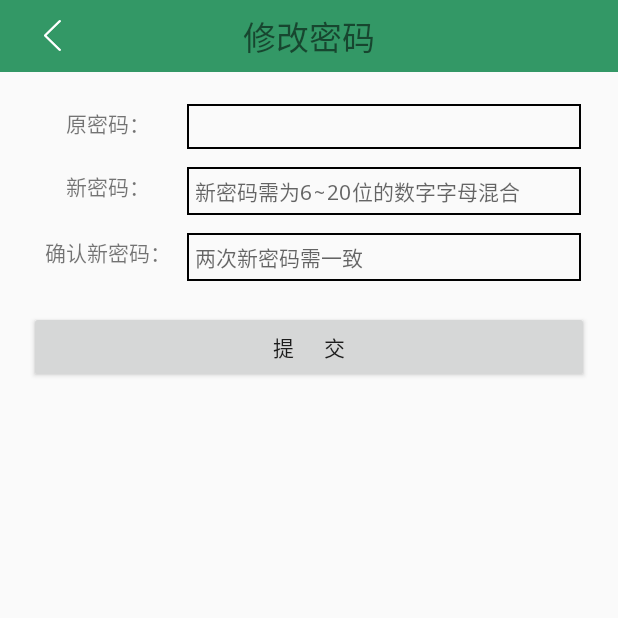
After one commit to Tony123654/JointDistribution, an Android app: the ModifyPwdActivity screen opened directly, with no data from a screen before it, on a phone screen of 412 x 824 dp, the top half of it. The commit adds this screen. Run offline under Robolectric (Android 15) with nearby library versions, the phone set to English and light mode, and no system bars; libraries missing offline, so code that uses them is left out: com.squareup.leakcanary.

Commit message:
1.设置模块，修改密码：校验密码

```diff
--- a/app/src/main/AndroidManifest.xml
+++ b/app/src/main/AndroidManifest.xml
@@ -28,6 +28,9 @@
         <activity
             android:name=".Common.View.Activity.SuggestionFeedbackActivity"
             android:launchMode="singleInstance" />
+        <activity
+            android:name=".Common.View.Activity.ModifyPwdActivity"
+            android:launchMode="singleInstance" />
 
         <activity android:name=".Common.View.Activity.LoginActivity" />
         <activity android:name=".Common.View.Activity.AboutUsActivity" />
--- /dev/null
+++ b/app/src/main/java/com/acuit/jointdistribution/Common/View/Activity/ModifyPwdActivity.java
@@ -0,0 +1,189 @@
+package com.acuit.jointdistribution.Common.View.Activity;
+
+import android.os.Bundle;
+import android.support.annotation.Nullable;
+import android.text.Editable;
+import android.text.TextWatcher;
+import android.view.View;
+import android.widget.Button;
+import android.widget.EditText;
+import android.widget.ImageView;
+import android.widget.Toast;
+
+import com.acuit.jointdistribution.Common.Base.BaseActivity;
+import com.acuit.jointdistribution.R;
+
+/**
+ * 类名: ModifyPwdActivity <p>
+ * 创建人: YanJ <p>
+ * 创建时间: 2017/8/23 16:39 <p>
+ * 描述: 设置模块——修改密码
+ * <p>
+ * 更新人: <p>
+ * 更新时间: <p>
+ * 更新描述: <p>
+ */
+
+public class ModifyPwdActivity extends BaseActivity implements View.OnClickListener {
+
+    private EditText etEnsurePwd;
+    private EditText etNewPwd;
+    private EditText etPwd;
+    private ImageView ivBack;
+    private Button btnSubmitPwd;
+
+    public String msg = "";
+    public static boolean LEGAL = false;
+    public static final String REGEX = "^(?![0-9]+$)(?![a-zA-Z]+$)[0-9A-Za-z]{6,20}$";
+
+    @Override
+    protected void onCreate(@Nullable Bundle savedInstanceState) {
+        super.onCreate(savedInstanceState);
+
+        setContentView(R.layout.activity_modify_pwd);
+
+        initView();
+
+        initData();
+
+        initEvent();
+    }
+
+    private void initView() {
+
+        ivBack = (ImageView) findViewById(R.id.iv_back);
+
+        etPwd = (EditText) findViewById(R.id.et_pwd);
+        etNewPwd = (EditText) findViewById(R.id.et_newPwd);
+        etEnsurePwd = (EditText) findViewById(R.id.et_ensurePwd);
+        btnSubmitPwd = (Button) findViewById(R.id.btn_submitPwd);
+
+    }
+
+    private void initData() {
+
+    }
+
+    private void initEvent() {
+        ivBack.setOnClickListener(this);
+        btnSubmitPwd.setOnClickListener(this);
+
+        etPwd.setOnFocusChangeListener(new View.OnFocusChangeListener() {
+            @Override
+            public void onFocusChange(View v, boolean hasFocus) {
+                if (hasFocus) {
+                    legalChick();
+                }
+            }
+        });
+
+
+        etNewPwd.addTextChangedListener(new TextWatcher() {
+            @Override
+            public void beforeTextChanged(CharSequence s, int start, int count, int after) {
+            }
+
+            @Override
+            public void onTextChanged(CharSequence s, int start, int before, int count) {
+                if (s.toString().matches(REGEX)) {
+                    etNewPwd.setTextColor(0xff000000);
+                    etEnsurePwd.setFocusable(true);
+                    etEnsurePwd.setFocusableInTouchMode(true);
+                    etEnsurePwd.setHint("两次输入新密码需一致");
+
+                } else {
+                    etNewPwd.setTextColor(0xffff0000);
+                    etEnsurePwd.setFocusable(false);
+                    etEnsurePwd.setFocusableInTouchMode(false);
+                    etEnsurePwd.setHint("新密码需为6~20位的数字字母混合");
+                    LEGAL = false;
+                    btnSubmitPwd.setClickable(false);
+                }
+            }
+
+            @Override
+            public void afterTextChanged(Editable s) {
+            }
+        });
+
+
+        etEnsurePwd.addTextChangedListener(new TextWatcher() {
+            @Override
+            public void beforeTextChanged(CharSequence s, int start, int count, int after) {
+            }
+
+            @Override
+            public void onTextChanged(CharSequence s, int start, int before, int count) {
+                if (s.toString().equals(etNewPwd.getText().toString())) {
+                    etEnsurePwd.setTextColor(0xff000000);
+                    LEGAL = true;
+                    btnSubmitPwd.setClickable(true);
+                } else {
+                    etEnsurePwd.setTextColor(0xffff0000);
+                    LEGAL = false;
+                }
+            }
+
+            @Override
+            public void afterTextChanged(Editable s) {
+            }
+        });
+
+
+    }
+
+    @Override
+    public void onBackPressed() {
+        moveTaskToBack(true);
+    }
+
+    @Override
+    public void onClick(View v) {
+        switch (v.getId()) {
+            case R.id.iv_back:
+                onBackPressed();
+                break;
+            case R.id.btn_submitPwd:
+                if (LEGAL) {
+                    submitPwd();
+                } else {
+                    Toast.makeText(this, "新密码错误", Toast.LENGTH_SHORT).show();
+                }
+                break;
+        }
+    }
+
+
+    private void submitPwd() {
+        Toast.makeText(this, "修改密码成功！", Toast.LENGTH_SHORT).show();
+    }
+
+
+    private void legalChick() {
+
+        LEGAL = false;
+        btnSubmitPwd.setClickable(false);
+        if (etPwd.getText().toString().isEmpty()) {
+            Toast.makeText(this, "请输入原密码", Toast.LENGTH_SHORT).show();
+            return;
+        }
+        if (etNewPwd.getText().toString().isEmpty()) {
+            Toast.makeText(this, "请输入新密码", Toast.LENGTH_SHORT).show();
+            return;
+        }
+        if (etEnsurePwd.getText().toString().isEmpty()) {
+            Toast.makeText(this, "请在此输入新密码", Toast.LENGTH_SHORT).show();
+            return;
+        }
+
+        if (!etEnsurePwd.getText().toString().equals(etNewPwd.getText().toString())) {
+            Toast.makeText(this, "两次新密码需要一致", Toast.LENGTH_SHORT).show();
+            return;
+        } else {
+            btnSubmitPwd.setClickable(true);
+        }
+
+    }
+
+
+}
--- /dev/null
+++ b/app/src/main/res/layout/activity_modify_pwd.xml
@@ -0,0 +1,145 @@
+<?xml version="1.0" encoding="utf-8"?>
+<LinearLayout xmlns:android="http://schemas.android.com/apk/res/android"
+    xmlns:app="http://schemas.android.com/apk/res-auto"
+    xmlns:tools="http://schemas.android.com/tools"
+    android:layout_width="match_parent"
+    android:layout_height="match_parent"
+    android:gravity="center"
+    android:orientation="vertical"
+    tools:context=".Common.View.Activity.LoginActivity">
+
+
+    <RelativeLayout
+        android:layout_width="match_parent"
+        android:layout_height="48dp"
+        android:background="#339866">
+
+        <TextView
+            android:id="@+id/tv_title"
+            android:layout_width="wrap_content"
+            android:layout_height="wrap_content"
+            android:layout_centerInParent="true"
+            android:text="修改密码"
+            android:textSize="22sp" />
+
+        <ImageView
+            android:id="@+id/iv_back"
+            android:layout_width="50dp"
+            android:layout_height="wrap_content"
+            android:layout_centerVertical="true"
+            android:layout_marginLeft="10dp"
+            android:clickable="true"
+            android:src="@mipmap/icon_nav_back" />
+    </RelativeLayout>
+
+    <LinearLayout
+        android:layout_width="match_parent"
+        android:layout_height="1dp"
+        android:layout_margin="19dp"
+        android:layout_weight="1"
+        android:orientation="vertical">
+
+        <LinearLayout
+            android:id="@+id/ll_oldpwd"
+            android:layout_width="match_parent"
+            android:layout_height="wrap_content"
+            android:layout_marginBottom="10dp"
+            android:orientation="horizontal"
+            android:paddingRight="5dp">
+
+            <TextView
+                android:layout_width="1dp"
+                android:layout_height="wrap_content"
+                android:layout_weight="1"
+                android:gravity="center"
+                android:text="原密码：" />
+
+            <EditText
+                android:id="@+id/et_pwd"
+                android:layout_width="1dp"
+                android:layout_height="wrap_content"
+                android:layout_marginTop="2dp"
+                android:layout_weight="2.5"
+                android:background="@drawable/shape_edittext_border"
+                android:gravity="top"
+                android:inputType="textPassword"
+                android:maxLength="20"
+                android:padding="5dp"
+                android:textSize="14sp" />
+
+        </LinearLayout>
+
+        <LinearLayout
+            android:layout_width="match_parent"
+            android:layout_height="wrap_content"
+            android:layout_marginBottom="10dp"
+            android:orientation="horizontal"
+            android:paddingRight="5dp">
+
+            <TextView
+                android:layout_width="1dp"
+                android:layout_height="wrap_content"
+                android:layout_weight="1"
+                android:gravity="center"
+                android:text="新密码：" />
+
+            <EditText
+                android:id="@+id/et_newPwd"
+                android:layout_width="1dp"
+                android:layout_height="wrap_content"
+                android:layout_marginTop="2dp"
+                android:layout_weight="2.5"
+                android:background="@drawable/shape_edittext_border"
+                android:gravity="top"
+                android:hint="新密码需为6~20位的数字字母混合"
+                android:inputType="textPassword"
+                android:maxLength="20"
+                android:padding="5dp"
+                android:textSize="14sp" />
+
+        </LinearLayout>
+
+        <LinearLayout
+            android:layout_width="match_parent"
+            android:layout_height="wrap_content"
+            android:orientation="horizontal"
+            android:paddingRight="5dp">
+
+            <TextView
+                android:layout_width="1dp"
+                android:layout_height="wrap_content"
+                android:layout_weight="1"
+                android:gravity="center"
+                android:text="确认新密码：" />
+
+            <EditText
+                android:id="@+id/et_ensurePwd"
+                android:layout_width="1dp"
+                android:layout_height="wrap_content"
+                android:layout_marginTop="2dp"
+                android:layout_weight="2.5"
+                android:background="@drawable/shape_edittext_border"
+                android:gravity="top"
+                android:hint="两次新密码需一致"
+                android:inputType="textPassword"
+                android:maxLength="20"
+                android:padding="5dp"
+                android:textSize="14sp" />
+
+        </LinearLayout>
+
+
+        <Button
+            android:id="@+id/btn_submitPwd"
+            android:layout_width="match_parent"
+            android:layout_height="wrap_content"
+            android:layout_below="@id/et_pwd"
+            android:layout_marginTop="20dp"
+            android:gravity="center"
+            android:text="提      交" />
+
+
+    </LinearLayout>
+
+
+</LinearLayout>
--- a/app/src/main/res/layout/activity_suggestion_feedback.xml
+++ b/app/src/main/res/layout/activity_suggestion_feedback.xml
@@ -52,7 +52,7 @@
             android:textSize="14sp" />
 
         <Button
-            android:id="@+id/btn_submitSuggestion"
+            android:id="@+id/btn_submitPwd"
             android:layout_width="match_parent"
             android:layout_height="wrap_content"
             android:layout_below="@id/et_suggestion"
```
Also changed, not shown: app/src/main/java/com/acuit/jointdistribution/Common/View/Activity/SuggestionFeedbackActivity.java (+25 -3 lines), app/src/main/java/com/acuit/jointdistribution/Common/View/Page/SettingPager.java (+8 -5 lines).
